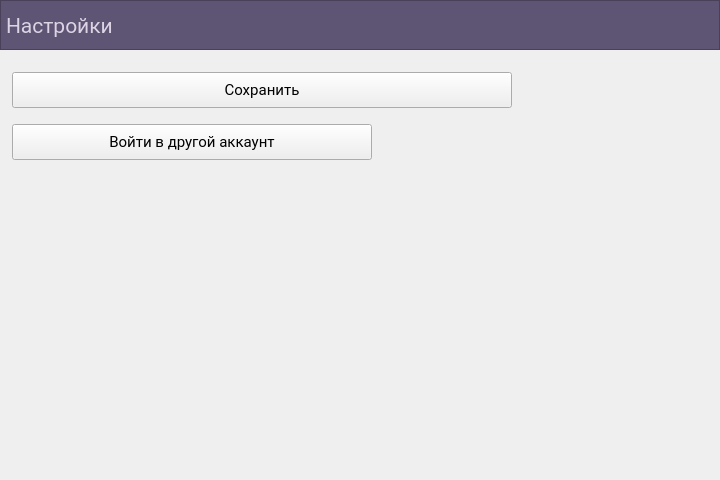
This is source/windows/SettingsForm.ui in Y4r0z/BMSTU_Offline as Qt 5 draws it before an edit. The edited form follows.
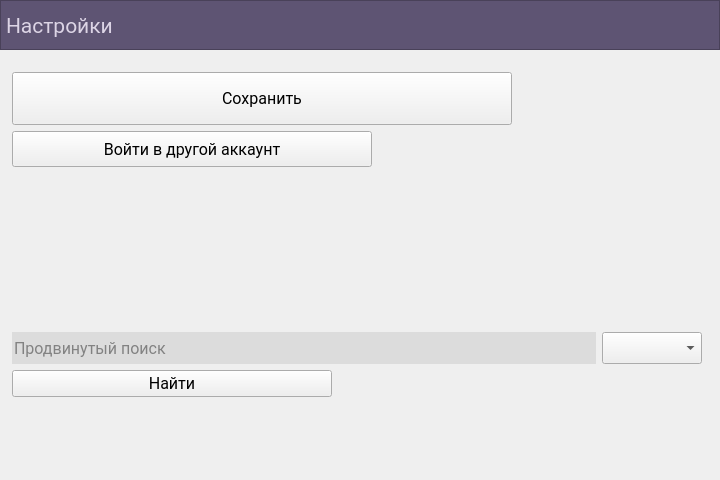
This is the edited form.

Commit message:
Добавлен продвинутый поиск
Он находится в настройках.

Продвинутый поиск ищет по всем доступным объектам, также имеется настройка типа объекта - курс, задание, файл или всё вместе

Patch:
```diff
--- a/source/windows/SettingsForm.ui
+++ b/source/windows/SettingsForm.ui
@@ -129,10 +129,7 @@
     </widget>
    </item>
    <item row="1" column="0">
-    <layout class="QVBoxLayout" name="verticalLayout" stretch="0,0,0">
-     <property name="spacing">
-      <number>16</number>
-     </property>
+    <layout class="QGridLayout" name="gridLayout_2" rowstretch="1,1,3,1,1,1" columnstretch="100,100,1">
      <property name="leftMargin">
       <number>12</number>
      </property>
@@ -145,7 +142,38 @@
      <property name="bottomMargin">
       <number>30</number>
      </property>
-     <item>
+     <item row="3" column="1">
+      <widget class="QComboBox" name="typeComboBox">
+       <property name="minimumSize">
+        <size>
+         <width>100</width>
+         <height>32</height>
+        </size>
+       </property>
+       <property name="maximumSize">
+        <size>
+         <width>70</width>
+         <height>16777215</height>
+        </size>
+       </property>
+       <property name="font">
+        <font>
+         <family>Roboto</family>
+         <pointsize>10</pointsize>
+        </font>
+       </property>
+       <property name="currentText">
+        <string/>
+       </property>
+       <property name="currentIndex">
+        <number>-1</number>
+       </property>
+       <property name="placeholderText">
+        <string>Тип</string>
+       </property>
+      </widget>
+     </item>
+     <item row="0" column="0" colspan="2">
       <widget class="QPushButton" name="saveSubjects">
        <property name="sizePolicy">
         <sizepolicy hsizetype="Preferred" vsizetype="Preferred">
@@ -168,7 +196,7 @@
        <property name="font">
         <font>
          <family>Roboto</family>
-         <pointsize>11</pointsize>
+         <pointsize>12</pointsize>
         </font>
        </property>
        <property name="text">
@@ -176,7 +204,7 @@
        </property>
       </widget>
      </item>
-     <item>
+     <item row="1" column="0">
       <widget class="QPushButton" name="exitAccountButton">
        <property name="minimumSize">
         <size>
@@ -193,7 +221,7 @@
        <property name="font">
         <font>
          <family>Roboto</family>
-         <pointsize>11</pointsize>
+         <pointsize>12</pointsize>
         </font>
        </property>
        <property name="text">
@@ -201,7 +229,79 @@
        </property>
       </widget>
      </item>
-     <item>
+     <item row="3" column="0">
+      <widget class="QLineEdit" name="findEdit">
+       <property name="minimumSize">
+        <size>
+         <width>0</width>
+         <height>32</height>
+        </size>
+       </property>
+       <property name="font">
+        <font>
+         <family>Roboto</family>
+         <pointsize>12</pointsize>
+        </font>
+       </property>
+       <property name="styleSheet">
+        <string notr="true">QLineEdit
+{
+	color: rgb(40, 40, 40);
+	background-color: rgb(220, 220, 220);
+	border:none;
+}
+
+QLineEdit::hover
+{
+	color: rgb(40, 40, 40);
+	background-color: rgb(210, 210, 210);
+	border:none;
+}</string>
+       </property>
+       <property name="placeholderText">
+        <string>Продвинутый поиск</string>
+       </property>
+      </widget>
+     </item>
+     <item row="2" column="0">
+      <spacer name="verticalSpacer_2">
+       <property name="orientation">
+        <enum>Qt::Vertical</enum>
+       </property>
+       <property name="sizeHint" stdset="0">
+        <size>
+         <width>20</width>
+         <height>40</height>
+        </size>
+       </property>
+      </spacer>
+     </item>
+     <item row="4" column="0">
+      <widget class="QPushButton" name="findButton">
+       <property name="minimumSize">
+        <size>
+         <width>100</width>
+         <height>24</height>
+        </size>
+       </property>
+       <property name="maximumSize">
+        <size>
+         <width>320</width>
+         <height>16777215</height>
+        </size>
+       </property>
+       <property name="font">
+        <font>
+         <family>Roboto</family>
+         <pointsize>12</pointsize>
+        </font>
+       </property>
+       <property name="text">
+        <string>Найти</string>
+       </property>
+      </widget>
+     </item>
+     <item row="5" column="0">
       <spacer name="verticalSpacer">
        <property name="orientation">
         <enum>Qt::Vertical</enum>
@@ -214,6 +314,19 @@
        </property>
       </spacer>
      </item>
+     <item row="3" column="2">
+      <spacer name="horizontalSpacer">
+       <property name="orientation">
+        <enum>Qt::Horizontal</enum>
+       </property>
+       <property name="sizeHint" stdset="0">
+        <size>
+         <width>40</width>
+         <height>20</height>
+        </size>
+       </property>
+      </spacer>
+     </item>
     </layout>
    </item>
   </layout>
```
The commit also changes 4 other files.
